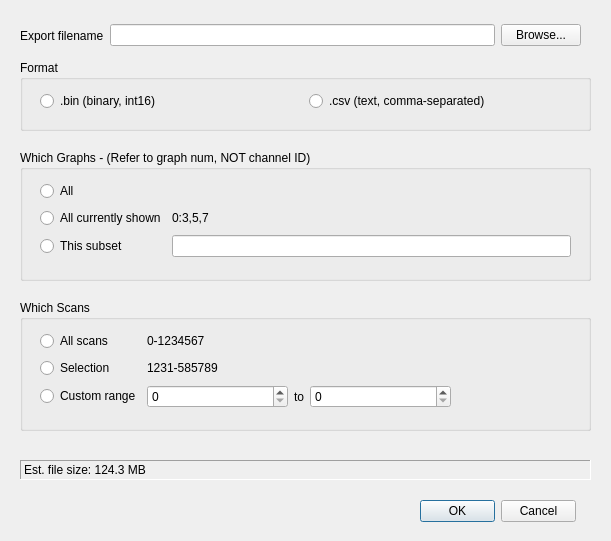
This is Forms/ExportDialog.ui in billkarsh/SpikeGLX as Qt 5 draws it before an edit. The edited form follows.
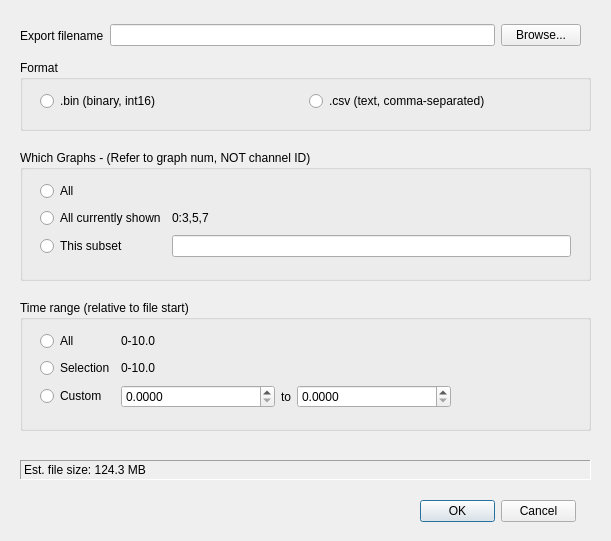
This is the edited form.

Commit message: Export span expressed in seconds, not scans

Diff of the .ui file:
```diff
--- a/Forms/ExportDialog.ui
+++ b/Forms/ExportDialog.ui
@@ -222,7 +222,7 @@
     </rect>
    </property>
    <property name="title">
-    <string>Which Scans</string>
+    <string>Time range (relative to file start)</string>
    </property>
    <widget class="QWidget" name="gridLayoutWidget_2">
     <property name="geometry">
@@ -262,7 +262,7 @@
         </size>
        </property>
        <property name="text">
-        <string>All scans</string>
+        <string>All</string>
        </property>
        <property name="autoExclusive">
         <bool>true</bool>
@@ -278,7 +278,7 @@
         </size>
        </property>
        <property name="text">
-        <string>Custom range</string>
+        <string>Custom</string>
        </property>
        <property name="autoExclusive">
         <bool>true</bool>
@@ -300,7 +300,7 @@
         </size>
        </property>
        <property name="text">
-        <string>0-1234567</string>
+        <string>0-10.0</string>
        </property>
       </widget>
      </item>
@@ -322,7 +322,7 @@
         </size>
        </property>
        <property name="text">
-        <string>1231-585789</string>
+        <string>0-10.0</string>
        </property>
       </widget>
      </item>
@@ -332,13 +332,16 @@
         <number>6</number>
        </property>
        <item>
-        <widget class="QSpinBox" name="scnFromSB">
+        <widget class="QDoubleSpinBox" name="scnFromSB">
          <property name="sizePolicy">
           <sizepolicy hsizetype="Preferred" vsizetype="Fixed">
            <horstretch>1</horstretch>
            <verstretch>0</verstretch>
           </sizepolicy>
          </property>
+         <property name="decimals">
+          <number>4</number>
+         </property>
         </widget>
        </item>
        <item>
@@ -355,13 +358,16 @@
         </widget>
        </item>
        <item>
-        <widget class="QSpinBox" name="scnToSB">
+        <widget class="QDoubleSpinBox" name="scnToSB">
          <property name="sizePolicy">
           <sizepolicy hsizetype="Preferred" vsizetype="Fixed">
            <horstretch>1</horstretch>
            <verstretch>0</verstretch>
           </sizepolicy>
          </property>
+         <property name="decimals">
+          <number>4</number>
+         </property>
         </widget>
        </item>
        <item>
```
The commit also changes 5 other files.
